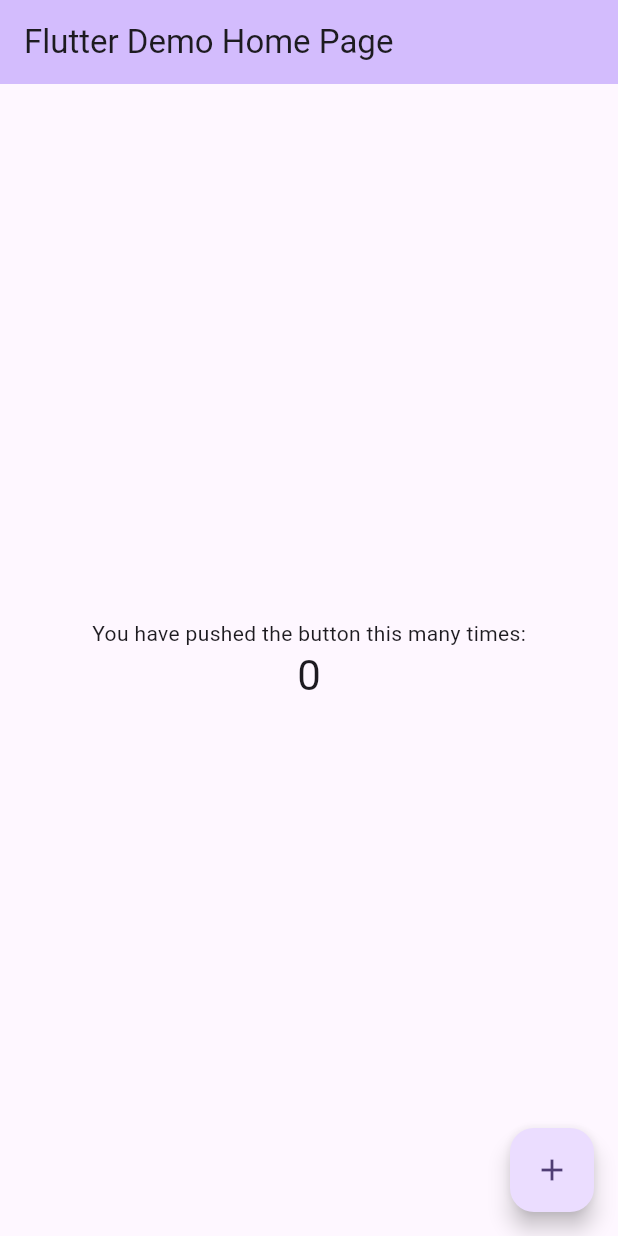
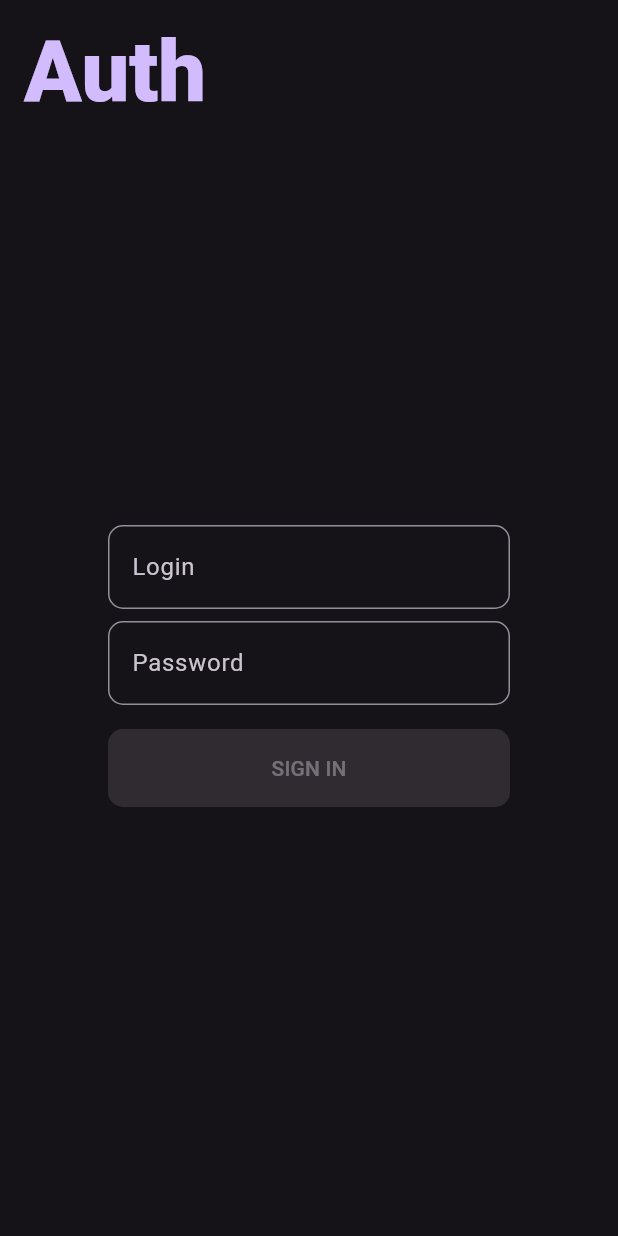
Before and after one commit to l-o-b-s-t-e-r/DataArtBank, a Flutter app: the screen it shows after launch, on a phone screen of 412 x 824 dp. Run offline on Flutter 3.47's test engine with Material 2 defaults, Android fonts, the phone set to English and light mode, and no system bars; our stand-ins replace flutter_redux, redux.

Commit message:
implemented login screen

```diff
--- /dev/null
+++ b/lib/actions/actions.dart
@@ -0,0 +1,30 @@
+class LoginAction {
+  LoginAction({
+    required this.login,
+    required this.password,
+  });
+
+  String login;
+  String password;
+
+  @override
+  bool operator ==(Object other) =>
+      identical(this, other) ||
+      other is LoginAction &&
+          runtimeType == other.runtimeType &&
+          login == other.login &&
+          password == other.password;
+
+  @override
+  int get hashCode => login.hashCode ^ password.hashCode;
+}
+
+class LoginLoadingAction {}
+
+class LoginSuccessAction {}
+
+class LoginFailedAction {
+  LoginFailedAction({required this.code});
+
+  final int code;
+}
--- /dev/null
+++ b/lib/extensions.dart
@@ -0,0 +1,7 @@
+import 'package:flutter/material.dart';
+
+extension ContextExt on BuildContext {
+  TextTheme get styles => Theme.of(this).textTheme;
+
+  ColorScheme get colors => Theme.of(this).colorScheme;
+}
--- a/lib/login_screen.dart
+++ /dev/null
@@ -1,12 +0,0 @@
-import 'package:flutter/material.dart';
-
-class LoginScreen extends StatelessWidget {
-  const LoginScreen({super.key});
-
-  @override
-  Widget build(BuildContext context) {
-    return const Center(
-      child: Text("LOGIN"),
-    );
-  }
-}
--- a/lib/main.dart
+++ b/lib/main.dart
@@ -1,133 +1,36 @@
-import 'package:data_art_bank/login_screen.dart';
+import 'package:data_art_bank/middlewares/auth_middleware.dart';
+import 'package:data_art_bank/models/app_state.dart';
+import 'package:data_art_bank/reducers/app_state_reducer.dart';
+import 'package:data_art_bank/repositories/auth_repository.dart';
+import 'package:data_art_bank/ui/login/login_screen.dart';
 import 'package:flutter/material.dart';
+import 'package:flutter_redux/flutter_redux.dart';
+import 'package:redux/redux.dart';
 
 void main() {
-  runApp(const MyApp());
-}
-
-class MyApp extends StatelessWidget {
-  const MyApp({super.key});
-
-  // This widget is the root of your application.
-  @override
-  Widget build(BuildContext context) {
-    return MaterialApp(
+  runApp(
+    StoreProvider(
+      store: Store<AppState>(
+        AppReducer.create,
+        initialState: AppState.init(),
+        middleware: AuthMiddleware(
+          repository: AuthRepository(),
+        ).create(),
+      ),
+      child: MaterialApp(
         title: 'Flutter Demo',
         theme: ThemeData(
-        // This is the theme of your application.
-        //
-        // TRY THIS: Try running your application with "flutter run". You'll see
-        // the application has a blue toolbar. Then, without quitting the app,
-        // try changing the seedColor in the colorScheme below to Colors.green
-        // and then invoke "hot reload" (save your changes or press the "hot
-        // reload" button in a Flutter-supported IDE, or press "r" if you used
-        // the command line to start the app).
-        //
-        // Notice that the counter didn't reset back to zero; the application
-        // state is not lost during the reload. To reset the state, use hot
-        // restart instead.
-        //
-        // This works for code too, not just values: Most code changes can be
-        // tested with just a hot reload.
-        colorScheme: ColorScheme.fromSeed(seedColor: Colors.deepPurple),
+          colorScheme: ColorScheme.fromSeed(
+            seedColor: Colors.deepPurple,
+            brightness: Brightness.dark,
+          ),
           useMaterial3: true,
         ),
         routes: {
-        '/': (context) => const MyHomePage(title: 'Flutter Demo Home Page'),
-        '/login': (context) => const LoginScreen(),
+          '/': (context) => const LoginScreen(),
+          '/login': (context) => LoginScreen(),
         },
+      ),
+    ),
   );
 }
-}
-
-class MyHomePage extends StatefulWidget {
-  const MyHomePage({super.key, required this.title});
-
-  // This widget is the home page of your application. It is stateful, meaning
-  // that it has a State object (defined below) that contains fields that affect
-  // how it looks.
-
-  // This class is the configuration for the state. It holds the values (in this
-  // case the title) provided by the parent (in this case the App widget) and
-  // used by the build method of the State. Fields in a Widget subclass are
-  // always marked "final".
-
-  final String title;
-
-  @override
-  State<MyHomePage> createState() => _MyHomePageState();
-}
-
-class _MyHomePageState extends State<MyHomePage> {
-  int _counter = 0;
-
-  void _incrementCounter() {
-    setState(() {
-      // This call to setState tells the Flutter framework that something has
-      // changed in this State, which causes it to rerun the build method below
-      // so that the display can reflect the updated values. If we changed
-      // _counter without calling setState(), then the build method would not be
-      // called again, and so nothing would appear to happen.
-      _counter++;
-    });
-    Navigator.push(
-      context,
-      MaterialPageRoute<void>(builder: (BuildContext _) => const LoginScreen()),
-    );
-  }
-
-  @override
-  Widget build(BuildContext context) {
-    // This method is rerun every time setState is called, for instance as done
-    // by the _incrementCounter method above.
-    //
-    // The Flutter framework has been optimized to make rerunning build methods
-    // fast, so that you can just rebuild anything that needs updating rather
-    // than having to individually change instances of widgets.
-    return Scaffold(
-      appBar: AppBar(
-        // TRY THIS: Try changing the color here to a specific color (to
-        // Colors.amber, perhaps?) and trigger a hot reload to see the AppBar
-        // change color while the other colors stay the same.
-        backgroundColor: Theme.of(context).colorScheme.inversePrimary,
-        // Here we take the value from the MyHomePage object that was created by
-        // the App.build method, and use it to set our appbar title.
-        title: Text(widget.title),
-      ),
-      body: Center(
-        // Center is a layout widget. It takes a single child and positions it
-        // in the middle of the parent.
-        child: Column(
-          // Column is also a layout widget. It takes a list of children and
-          // arranges them vertically. By default, it sizes itself to fit its
-          // children horizontally, and tries to be as tall as its parent.
-          //
-          // Column has various properties to control how it sizes itself and
-          // how it positions its children. Here we use mainAxisAlignment to
-          // center the children vertically; the main axis here is the vertical
-          // axis because Columns are vertical (the cross axis would be
-          // horizontal).
-          //
-          // TRY THIS: Invoke "debug painting" (choose the "Toggle Debug Paint"
-          // action in the IDE, or press "p" in the console), to see the
-          // wireframe for each widget.
-          mainAxisAlignment: MainAxisAlignment.center,
-          children: <Widget>[
-            const Text(
-              'You have pushed the button this many times:',
-            ),
-            Text(
-              '$_counter',
-              style: Theme.of(context).textTheme.headlineMedium,
-            ),
-          ],
-        ),
-      ),
-      floatingActionButton: FloatingActionButton(
-        onPressed: _incrementCounter,
-        tooltip: 'Increment',
-        child: const Icon(Icons.add),
-      ), // This trailing comma makes auto-formatting nicer for build methods.
-    );
-  }
-}
--- /dev/null
+++ b/lib/middlewares/auth_middleware.dart
@@ -0,0 +1,33 @@
+import 'dart:io';
+
+import 'package:data_art_bank/actions/actions.dart';
+import 'package:data_art_bank/models/app_state.dart';
+import 'package:data_art_bank/repositories/auth_repository.dart';
+import 'package:redux/redux.dart';
+
+class AuthMiddleware {
+  AuthMiddleware({required this.repository});
+
+  final AuthRepository repository;
+
+  List<Middleware<AppState>> create() {
+    return [
+      TypedMiddleware<AppState, LoginAction>(_login),
+    ];
+  }
+
+  void _login(
+    Store<AppState> store,
+    LoginAction action,
+    NextDispatcher next,
+  ) async {
+    //next(action);
+    store.dispatch(LoginLoadingAction());
+    try {
+      await repository.login(action.login, action.password);
+      store.dispatch(LoginSuccessAction());
+    } catch (e) {
+      store.dispatch(LoginFailedAction(code: HttpStatus.serviceUnavailable));
+    }
+  }
+}
--- /dev/null
+++ b/lib/models/app_state.dart
@@ -0,0 +1,27 @@
+import 'package:data_art_bank/models/login_state.dart';
+
+class AppState {
+  final LoginState loginState;
+
+  AppState({this.loginState = const LoginState.init()});
+
+  factory AppState.init() => AppState(
+        loginState: const LoginState.init(),
+      );
+
+  AppState copyWith({LoginState? loginState}) {
+    return AppState(
+      loginState: loginState ?? this.loginState,
+    );
+  }
+
+  @override
+  int get hashCode => loginState.hashCode;
+
+  @override
+  bool operator ==(Object other) =>
+      identical(this, other) ||
+      other is AppState &&
+          runtimeType == other.runtimeType &&
+          loginState == other.loginState;
+}
--- /dev/null
+++ b/lib/models/login_state.dart
@@ -0,0 +1,61 @@
+class LoginState {
+  final String? login;
+  final String? password;
+  final LoginStatus status;
+
+  const LoginState({
+    this.login,
+    this.password,
+    this.status = const LoginStatusInit(),
+  });
+
+  const LoginState.init() : this(status: const LoginStatusInit());
+
+  LoginState copyWith({
+    String? login,
+    String? password,
+    LoginStatus? status,
+  }) {
+    return LoginState(
+      login: login ?? this.login,
+      password: password ?? this.password,
+      status: status ?? this.status,
+    );
+  }
+
+  @override
+  bool operator ==(Object other) =>
+      identical(this, other) ||
+      other is LoginState &&
+          runtimeType == other.runtimeType &&
+          login == other.login &&
+          password == other.password &&
+          status == other.status;
+
+  @override
+  int get hashCode => login.hashCode ^ password.hashCode ^ status.hashCode;
+}
+
+sealed class LoginStatus {
+  const LoginStatus();
+
+  bool isLoading() => this is LoginStatusLoading;
+
+  bool isSuccess() => this is LoginStatusSuccess;
+
+  bool isFailed() => this is LoginStatusFailed;
+}
+
+class LoginStatusInit extends LoginStatus {
+  const LoginStatusInit();
+}
+
+class LoginStatusLoading extends LoginStatus {}
+
+class LoginStatusFailed extends LoginStatus {
+  LoginStatusFailed(this.code);
+
+  final int code;
+}
+
+class LoginStatusSuccess extends LoginStatus {}
--- /dev/null
+++ b/lib/reducers/app_state_reducer.dart
@@ -0,0 +1,30 @@
+import 'package:data_art_bank/actions/actions.dart';
+import 'package:data_art_bank/models/app_state.dart';
+import 'package:data_art_bank/models/login_state.dart';
+import 'package:redux/redux.dart';
+
+class AppReducer {
+  static AppState create(AppState state, action) {
+    return AppState(
+      loginState: _loadingReducer(state.loginState, action),
+    );
+  }
+
+  static final _loadingReducer = combineReducers<LoginState>([
+    TypedReducer<LoginState, LoginAction>(
+      (state, action) => state.copyWith(
+        login: action.login,
+        password: action.password,
+      ),
+    ),
+    TypedReducer<LoginState, LoginLoadingAction>(
+      (state, _) => state.copyWith(status: LoginStatusLoading()),
+    ),
+    TypedReducer<LoginState, LoginSuccessAction>(
+      (state, _) => state.copyWith(status: LoginStatusSuccess()),
+    ),
+    TypedReducer<LoginState, LoginFailedAction>(
+      (state, action) => state.copyWith(status: LoginStatusFailed(action.code)),
+    ),
+  ]);
+}
--- /dev/null
+++ b/lib/repositories/auth_repository.dart
@@ -0,0 +1,10 @@
+class AuthRepository {
+  Future<Object> login(String? login, String? password) async {
+    await Future.delayed(const Duration(seconds: 2));
+    if (login == "admin" && password == "admin") {
+      return "success";
+    } else {
+      throw "invalid credentials";
+    }
+  }
+}
--- /dev/null
+++ b/lib/selectors/selectors.dart
@@ -0,0 +1,6 @@
+import 'package:data_art_bank/models/app_state.dart';
+import 'package:data_art_bank/models/login_state.dart';
+
+class LoginSelector {
+  static LoginState select(AppState state) => state.loginState;
+}
--- /dev/null
+++ b/lib/ui/login/login_screen.dart
@@ -0,0 +1,200 @@
+import 'package:data_art_bank/actions/actions.dart';
+import 'package:data_art_bank/extensions.dart';
+import 'package:data_art_bank/models/app_state.dart';
+import 'package:data_art_bank/models/login_state.dart';
+import 'package:data_art_bank/selectors/selectors.dart';
+import 'package:flutter/material.dart';
+import 'package:flutter_redux/flutter_redux.dart';
+import 'package:redux/redux.dart';
+
+class LoginScreen extends StatefulWidget {
+  const LoginScreen({super.key});
+
+  @override
+  State<LoginScreen> createState() => _LoginScreenState();
+}
+
+class _LoginScreenState extends State<LoginScreen> {
+  @override
+  Widget build(BuildContext context) {
+    return Scaffold(
+      body: SafeArea(
+        child: Center(
+          child: Padding(
+            padding: const EdgeInsets.all(16),
+            child: Column(
+              mainAxisAlignment: MainAxisAlignment.start,
+              crossAxisAlignment: CrossAxisAlignment.stretch,
+              children: <Widget>[
+                Text(
+                  'Auth',
+                  style: context.styles.displayLarge!.copyWith(
+                    fontWeight: FontWeight.w900,
+                    color: context.colors.primary,
+                  ),
+                ),
+                const Expanded(
+                  child: Padding(
+                    padding: EdgeInsets.symmetric(horizontal: 56),
+                    child: _LoginForm(),
+                  ),
+                )
+              ],
+            ),
+          ),
+        ),
+      ),
+    );
+  }
+}
+
+class _LoginForm extends StatefulWidget {
+  const _LoginForm({super.key});
+
+  @override
+  State<_LoginForm> createState() => _LoginFormState();
+}
+
+class _LoginFormState extends State<_LoginForm> {
+  bool isLoginEnabled = false;
+  TextEditingController loginController = TextEditingController();
+  TextEditingController passwordController = TextEditingController();
+
+  @override
+  void initState() {
+    super.initState();
+    loginController.addListener(validateFields);
+    passwordController.addListener(validateFields);
+  }
+
+  void validateFields() {
+    final email = loginController.text;
+    final password = passwordController.text;
+
+    setState(() {
+      isLoginEnabled = email.isNotEmpty && password.isNotEmpty;
+    });
+  }
+
+  void onLoginPressed() {
+    StoreProvider.of<AppState>(context).dispatch(
+      LoginAction(
+        login: loginController.text,
+        password: passwordController.text,
+      ),
+    );
+  }
+
+  Widget loginButtonContent(LoginStatus loginStatus) {
+    if (loginStatus.isLoading()) {
+      return SizedBox.square(
+        dimension: 20,
+        child: CircularProgressIndicator(
+          strokeWidth: 2,
+          backgroundColor: context.colors.onPrimary,
+        ),
+      );
+    } else {
+      return const Text('SIGN IN');
+    }
+  }
+
+  /*void _incrementCounter(BuildContext context) {
+    Navigator.push(
+      context,
+      MaterialPageRoute<void>(builder: (BuildContext _) => const LoginScreen()),
+    );
+  }*/
+
+  @override
+  Widget build(BuildContext context) {
+    return StoreConnector<AppState, LoginState>(
+      distinct: true,
+      converter: (Store<AppState> store) => LoginSelector.select(store.state),
+      onWillChange: (prevState, newState) {
+        if (newState.status.isSuccess()) {
+          print("NAVIGATE");
+        } else {
+          print("FUCK");
+        }
+      },
+      builder: (context, loginState) {
+        final loginStatus = loginState.status;
+        final errorCode = loginStatus.isFailed()
+            ? (loginStatus as LoginStatusFailed).code
+            : null;
+        return Column(
+          mainAxisAlignment: MainAxisAlignment.center,
+          crossAxisAlignment: CrossAxisAlignment.stretch,
+          children: [
+            LoginFormField(
+              label: 'Login',
+              controller: loginController,
+              enabled: !loginStatus.isLoading(),
+              displayErrorText: false,
+              errorCode: errorCode,
+            ),
+            const SizedBox(height: 8),
+            LoginFormField(
+              label: 'Password',
+              controller: passwordController,
+              enabled: !loginStatus.isLoading(),
+              displayErrorText: true,
+              obscureText: true,
+              errorCode: errorCode,
+            ),
+            const SizedBox(height: 16),
+            ElevatedButton(
+              onPressed: isLoginEnabled ? onLoginPressed : null,
+              style: ElevatedButton.styleFrom(
+                backgroundColor: context.colors.primary,
+                foregroundColor: context.colors.onPrimary,
+                shape: RoundedRectangleBorder(
+                  borderRadius: BorderRadius.circular(10.0), // Rounded corners
+                ),
+              ),
+              child: Padding(
+                padding: const EdgeInsets.all(16.0),
+                child: loginButtonContent(loginStatus),
+              ),
+            ),
+          ],
+        );
+      },
+    );
+  }
+}
+
+class LoginFormField extends StatelessWidget {
+  const LoginFormField({
+    required this.label,
+    required this.controller,
+    required this.enabled,
+    required this.displayErrorText,
+    this.obscureText = false,
+    this.errorCode,
+    super.key,
+  });
+
+  final String label;
+  final bool obscureText, enabled, displayErrorText;
+  final int? errorCode;
+  final TextEditingController controller;
+
+  String get errorText => displayErrorText ? "Invalid credentials" : "";
+
+  @override
+  Widget build(BuildContext context) {
+    return TextField(
+      obscureText: obscureText,
+      controller: controller,
+      decoration: InputDecoration(
+        labelText: label,
+        errorText: errorCode != null ? errorText : null,
+        border: OutlineInputBorder(
+          borderRadius: BorderRadius.circular(10.0),
+        ),
+      ),
+    );
+  }
+}
--- a/pubspec.yaml
+++ b/pubspec.yaml
@@ -36,6 +36,7 @@ dependencies:
   # Use with the CupertinoIcons class for iOS style icons.
   cupertino_icons: ^1.0.2
   flutter_redux: ^0.10.0
+  redux: ^5.0.0
 
 dev_dependencies:
   flutter_test:
```
Also changed, not shown: lib/ui/dashboard_tab_page.dart (renamed from lib/dashboard_tab_page.dart), lib/ui/main_screen.dart (renamed from lib/main_screen.dart), lib/ui/transactions_tab_page.dart (renamed from lib/transactions_tab_page.dart), pubspec.lock, 1 other file. Lines whose indentation alone changed are shown as unchanged.
